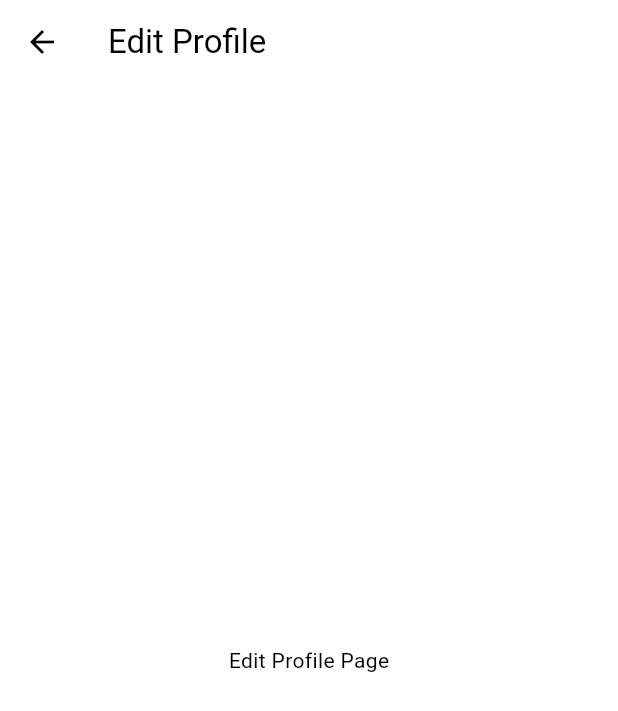
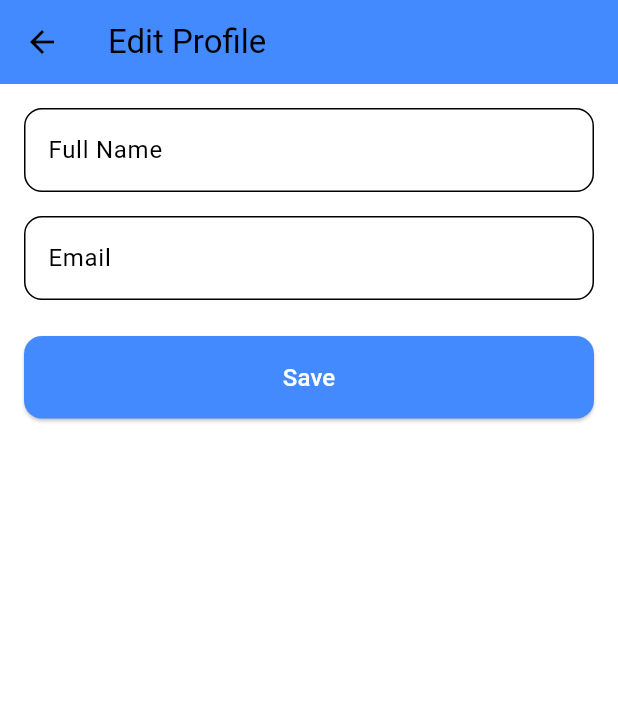
Before and after one commit to UtkristaPokharel/practice_ecommerce_app, a Flutter app: the EditProfilePage screen opened by its route, on a phone screen of 412 x 824 dp. Shown: the top 711 px of the screen. Run offline on Flutter 3.47's test engine with Material 3 defaults, Android fonts, the phone set to English and light mode, and no system bars; our stand-ins replace curved_navigation_bar, image_picker; network calls fail.

Commit message:
some ui changes

```diff
--- a/lib/edit_profile.dart
+++ b/lib/edit_profile.dart
@@ -1,13 +1,105 @@
 import 'package:flutter/material.dart';
 
-class EditProfilePage extends StatelessWidget {
+class EditProfilePage extends StatefulWidget {
   const EditProfilePage({super.key});
 
   @override
+  State<EditProfilePage> createState() => _EditProfilePageState();
+}
+
+class _EditProfilePageState extends State<EditProfilePage> {
+  final _formKey = GlobalKey<FormState>();
+  String _name = "John Doe";
+  String _email = "john.doe@example.com";
+
+  @override
   Widget build(BuildContext context) {
+    final theme = Theme.of(context);
+    // final isDark = theme.brightness == Brightness.dark;
+
     return Scaffold(
-      appBar: AppBar(title: const Text('Edit Profile')),
-      body: const Center(child: Text('Edit Profile Page')),
+      appBar: AppBar(
+        title: const Text("Edit Profile"),
+        backgroundColor: theme.colorScheme.primary,
+      ),
+      body: Padding(
+        padding: const EdgeInsets.all(16.0),
+        child: Form(
+          key: _formKey,
+          child: Column(
+            children: [
+              // Name field
+              TextFormField(
+                // initialValue: _name,
+                decoration: InputDecoration(
+                  labelText: "Full Name",
+                  border: OutlineInputBorder(
+                    borderRadius: BorderRadius.circular(12),
+                  ),
+                ),
+                validator: (value) =>
+                    value == null || value.isEmpty ? "Enter your name" : null,
+                onSaved: (value) => _name = value ?? _name,
+              ),
+              const SizedBox(height: 16),
+
+              // Email field
+              TextFormField(
+                // initialValue: _email,
+                decoration: InputDecoration(
+                  labelText: "Email",
+                  border: OutlineInputBorder(
+                    borderRadius: BorderRadius.circular(12),
+                  ),
+                ),
+                validator: (value) {
+                  if (value == null || value.isEmpty) {
+                    return "Enter your email";
+                  }
+                  final emailRegex =
+                      RegExp(r'^[^@]+@[^@]+\.[^@]+');
+                  if (!emailRegex.hasMatch(value)) {
+                    return "Enter a valid email";
+                  }
+                  return null;
+                },
+                onSaved: (value) => _email = value ?? _email,
+              ),
+
+              const SizedBox(height: 24),
+
+              // Save button
+              SizedBox(
+                width: double.infinity,
+                child: ElevatedButton(
+                  style: ElevatedButton.styleFrom(
+                    padding: const EdgeInsets.symmetric(vertical: 16),
+                    shape: RoundedRectangleBorder(
+                        borderRadius: BorderRadius.circular(12)),
+                    backgroundColor: theme.colorScheme.primary,
+                  ),
+                  onPressed: () {
+                    if (_formKey.currentState!.validate()) {
+                      _formKey.currentState!.save();
+                      ScaffoldMessenger.of(context).showSnackBar(
+                        const SnackBar(content: Text("Profile updated!")),
+                      );
+                      Navigator.pop(context,{
+                        'name': _name,
+                        'email': _email,
+                      });
+                    }
+                  },
+                  child: const Text(
+                    "Save",
+                    style: TextStyle(fontSize: 16, color: Colors.white),
+                  ),
+                ),
+              )
+            ],
+          ),
+        ),
+      ),
     );
   }
 }
--- a/lib/profilepage.dart
+++ b/lib/profilepage.dart
@@ -9,6 +9,10 @@ class MyProfile extends StatefulWidget {
   @override
   State<MyProfile> createState() => _MyProfileState();
 }
+
+String _name = "John Doe";
+String _email = "john.doe@example.com";
+
 
 class _MyProfileState extends State<MyProfile> {
   File? _imageFile;
@@ -102,7 +106,7 @@ class _MyProfileState extends State<MyProfile> {
 
               const SizedBox(height: 12),
               Text(
-                "John Doe",
+                _name,
                 style: textTheme.titleLarge?.copyWith(
                   fontWeight: FontWeight.bold,
                   color: isDark ? Colors.white : Colors.black,
@@ -110,7 +114,7 @@ class _MyProfileState extends State<MyProfile> {
               ),
               const SizedBox(height: 4),
               Text(
-                "john.doe@example.com",
+                _email,
                 style: textTheme.bodyMedium?.copyWith(
                   color: isDark ? Colors.grey[400] : Colors.grey[700],
                 ),
@@ -126,8 +130,19 @@ class _MyProfileState extends State<MyProfile> {
               _buildListTile(
                 icon: Icons.edit,
                 title: "Edit Profile",
-                onTap: () {
-                  Navigator.pushNamed(context, '/edit-profile');
+                onTap: () async {
+                  // Navigate and wait for result
+                  final result = await Navigator.pushNamed(
+                    context,
+                    '/edit-profile',
+                  );
+
+                  if (result != null && result is Map<String, String>) {
+                    setState(() {
+                      _name = result['name'] ?? _name;
+                      _email = result['email'] ?? _email;
+                    });
+                  }
                 },
               ),
               _buildListTile(
```
